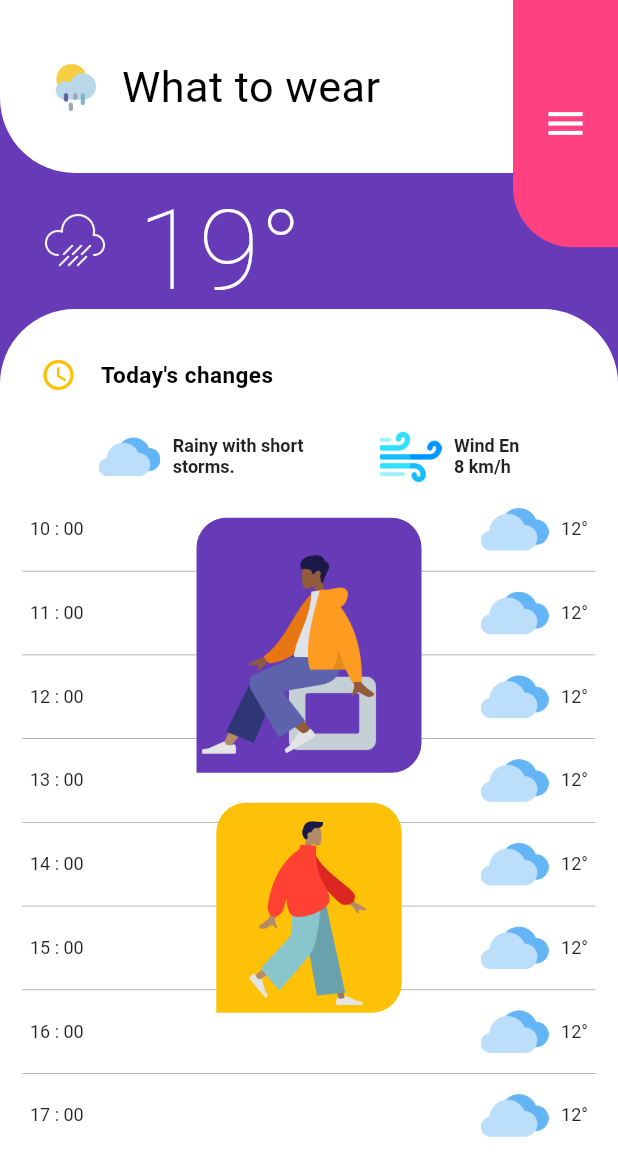
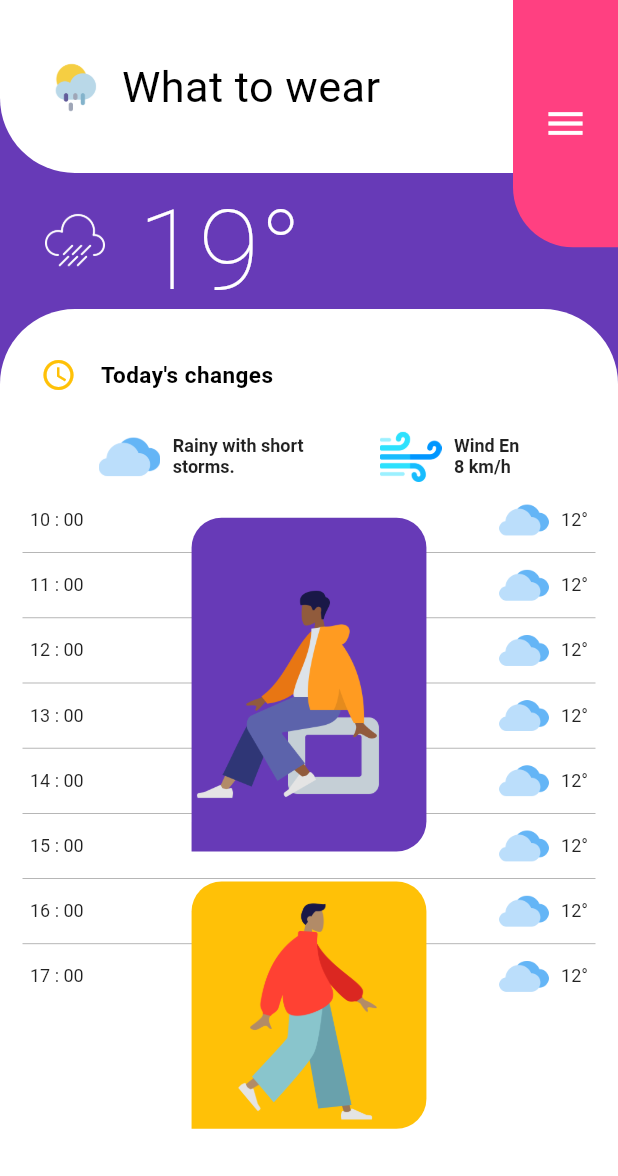
Before and after one commit to mahmoud-eslami/weatherly, a Flutter app: the screen it shows after launch, after a tap on the "access time" icon, on a phone screen of 412 x 824 dp. Shown: the top 1176 px of the screen. Run offline on Flutter 3.47's test engine with Material 2 defaults, Android fonts, the phone set to English and light mode, and no system bars; our stand-ins replace bloc, equatable, flutter_bloc.

Commit message:
bottom sheet content completed

```diff
--- a/lib/home.dart
+++ b/lib/home.dart
@@ -239,7 +239,7 @@ class BottomSheetContent extends StatelessWidget {
                   ),
                   Image.asset(
                     'assets/images/cloud.png',
-                    width: SizeConfig.imageSizeMultiplier * 11,
+                    width: SizeConfig.imageSizeMultiplier * 8,
                   ),
                   SizedBox(
                     width: SizeConfig.widthMultiplier * 2,
@@ -267,8 +267,8 @@ class BottomSheetContent extends StatelessWidget {
                   height: 20,
                 ),
                 Container(
-                  width: 150,
-                  height: 170,
+                  width: SizeConfig.widthMultiplier * 38,
+                  height: SizeConfig.heightMultiplier * 27,
                   decoration: BoxDecoration(
                       borderRadius: BorderRadius.only(
                         bottomRight: Radius.circular(20),
@@ -284,8 +284,8 @@ class BottomSheetContent extends StatelessWidget {
                   height: 20,
                 ),
                 Container(
-                  width: SizeConfig.widthMultiplier * 30,
-                  height: 140,
+                  width: SizeConfig.widthMultiplier * 38,
+                  height: SizeConfig.heightMultiplier * 20,
                   decoration: BoxDecoration(
                       borderRadius: BorderRadius.only(
                         bottomRight: Radius.circular(20),
```
